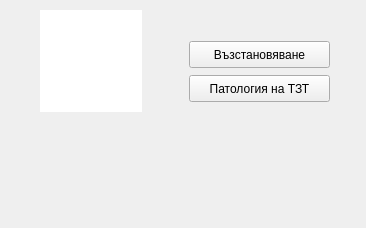
Qt form src/View/SubWidgets/SurfacePanel.ui (thefinalcutbg/DinoDent) before a commit.
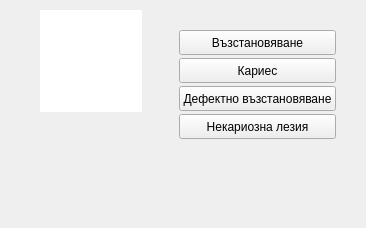
The same form after that commit. Custom widgets are drawn as their Qt base class.

Commit message: Tooth class refactored. New statuses implemented but not visualized.

Diff of the .ui file:
```diff
--- a/src/View/SubWidgets/SurfacePanel.ui
+++ b/src/View/SubWidgets/SurfacePanel.ui
@@ -50,10 +50,10 @@
   <widget class="QFrame" name="frame1">
    <property name="geometry">
     <rect>
-     <x>180</x>
+     <x>170</x>
      <y>10</y>
-     <width>159</width>
-     <height>102</height>
+     <width>175</width>
+     <height>132</height>
     </rect>
    </property>
    <property name="sizePolicy">
@@ -64,14 +64,14 @@
    </property>
    <property name="minimumSize">
     <size>
-     <width>159</width>
-     <height>102</height>
+     <width>175</width>
+     <height>132</height>
     </size>
    </property>
    <property name="maximumSize">
     <size>
-     <width>159</width>
-     <height>102</height>
+     <width>175</width>
+     <height>132</height>
     </size>
    </property>
    <property name="frameShape">
@@ -81,17 +81,20 @@
     <enum>QFrame::Plain</enum>
    </property>
    <layout class="QVBoxLayout" name="verticalLayout">
+    <property name="spacing">
+     <number>3</number>
+    </property>
     <property name="leftMargin">
      <number>9</number>
     </property>
     <property name="topMargin">
-     <number>9</number>
+     <number>3</number>
     </property>
     <property name="rightMargin">
      <number>9</number>
     </property>
     <property name="bottomMargin">
-     <number>9</number>
+     <number>3</number>
     </property>
     <item>
      <widget class="QLabel" name="sideBox">
@@ -169,7 +172,57 @@
        <string notr="true"/>
       </property>
       <property name="text">
-       <string>Патология на ТЗТ</string>
+       <string>Кариес</string>
+      </property>
+      <property name="checkable">
+       <bool>true</bool>
+      </property>
+     </widget>
+    </item>
+    <item>
+     <widget class="StatusButton" name="sideObturation_2">
+      <property name="sizePolicy">
+       <sizepolicy hsizetype="Preferred" vsizetype="Fixed">
+        <horstretch>0</horstretch>
+        <verstretch>0</verstretch>
+       </sizepolicy>
+      </property>
+      <property name="maximumSize">
+       <size>
+        <width>16777215</width>
+        <height>27</height>
+       </size>
+      </property>
+      <property name="styleSheet">
+       <string notr="true"/>
+      </property>
+      <property name="text">
+       <string>Дефектно възстановяване</string>
+      </property>
+      <property name="checkable">
+       <bool>true</bool>
+      </property>
+     </widget>
+    </item>
+    <item>
+     <widget class="StatusButton" name="sideCaries_2">
+      <property name="sizePolicy">
+       <sizepolicy hsizetype="Preferred" vsizetype="Fixed">
+        <horstretch>0</horstretch>
+        <verstretch>0</verstretch>
+       </sizepolicy>
+      </property>
+      <property name="maximumSize">
+       <size>
+        <width>16777215</width>
+        <height>27</height>
+       </size>
+      </property>
+      <property name="styleSheet">
+       <string notr="true"/>
+      </property>
+      <property name="text">
+       <string>Некариозна лезия</string>
       </property>
       <property name="checkable">
        <bool>true</bool>
```
Left out of the diff: 12 changed lines with no effect on the pictures. The commit also changes 18 other files.
